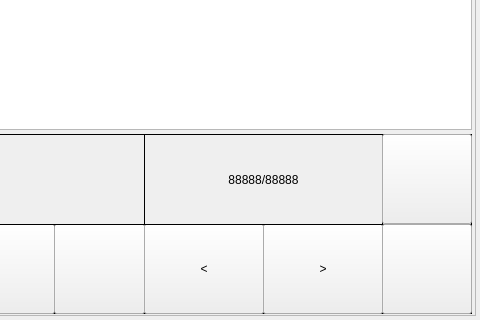
Above: gui/mainwidget/src/search/systemlogpage.ui from yjsin-emastec/neptune before the change; both pictures show x 800 to 1280 and y 400 to 720 of the 1280 by 720 pixel window. Below: the same form after it.
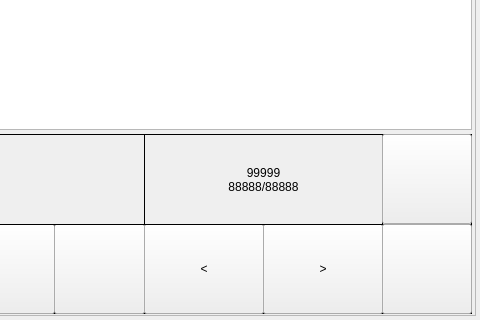
That is the form after the change.

Commit message: Add log total text in systemLogPage 내용 - 로그 검색창에 총 로그수 표시 추가

The edit to the form file:
```diff
--- a/gui/mainwidget/src/search/systemlogpage.ui
+++ b/gui/mainwidget/src/search/systemlogpage.ui
@@ -86,7 +86,8 @@
      <enum>QFrame::Box</enum>
     </property>
     <property name="text">
-     <string>88888/88888</string>
+     <string>99999
+88888/88888</string>
     </property>
     <property name="alignment">
      <set>Qt::AlignCenter</set>
```
The commit also changes 1 other file.
